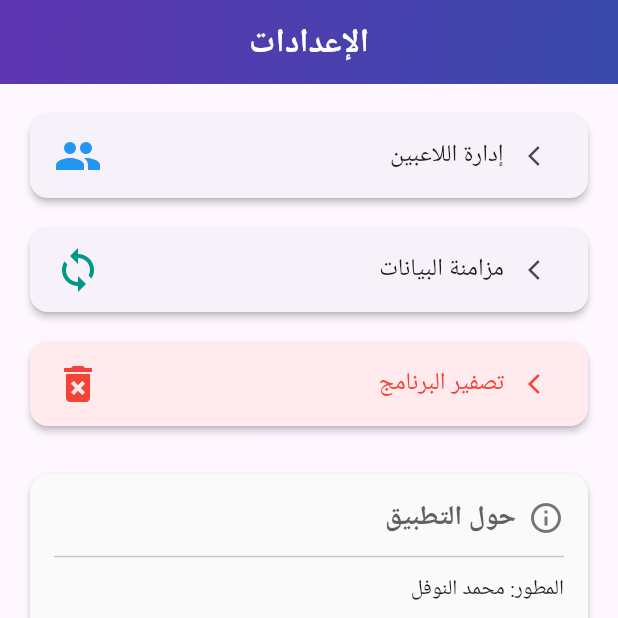
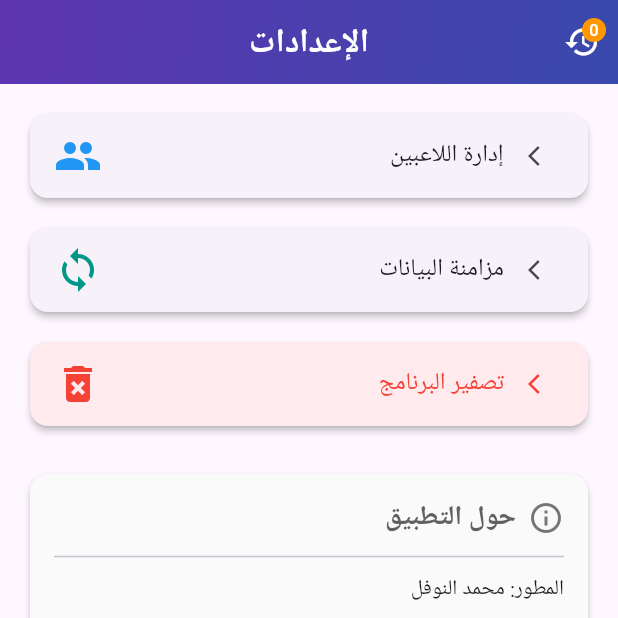
Before and after one commit to AiExpert1985/family_cards, a Flutter app: the screen it shows after launch, item 2 of the bottom bar chosen, on a phone screen of 412 x 824 dp, the top half of it. Run offline on Flutter 3.47's test engine with Material 3 defaults, Android fonts, the phone set to English and light mode, and no system bars; our stand-ins replace file_picker, flutter_riverpod, share_plus, shared_preferences.

Commit message:
Move history icon to AppBar top navigation
- Remove history icon from main screen content
- Add history icon with badge to AppBar actions
- Simplify MainTab back to StatelessWidget
- History icon appears in top navigation bar with game count badge

```diff
--- a/lib/pages/home_page.dart
+++ b/lib/pages/home_page.dart
@@ -1,7 +1,9 @@
 // ============== pages/home_page.dart ==============
 import 'package:flutter/material.dart';
 import 'package:flutter_riverpod/flutter_riverpod.dart';
+import '../providers/providers.dart';
 import '../theme/app_theme.dart';
+import 'games_history_page.dart';
 import 'main_tab.dart';
 import 'settings_page.dart';
 
@@ -22,6 +24,12 @@ class _HomePageState extends ConsumerState<HomePage> {
 
   @override
   Widget build(BuildContext context) {
+    final gamesAsync = ref.watch(gamesProvider);
+    final gameCount = gamesAsync.maybeWhen(
+      data: (games) => games.length,
+      orElse: () => 0,
+    );
+
     String getTitle() {
       switch (_currentIndex) {
         case 0:
@@ -46,6 +54,19 @@ class _HomePageState extends ConsumerState<HomePage> {
         ),
         foregroundColor: Colors.white,
         elevation: 0,
+        actions: [
+          IconButton(
+            icon: Badge(
+              label: Text('$gameCount'),
+              backgroundColor: AppTheme.warningOrange,
+              child: const Icon(Icons.history),
+            ),
+            onPressed: () => Navigator.push(
+              context,
+              MaterialPageRoute(builder: (_) => const GamesHistoryPage()),
+            ),
+          ),
+        ],
       ),
       body: _tabs[_currentIndex],
       bottomNavigationBar: BottomNavigationBar(
```
Also changed, not shown: lib/pages/main_tab.dart (+3 -56 lines).
